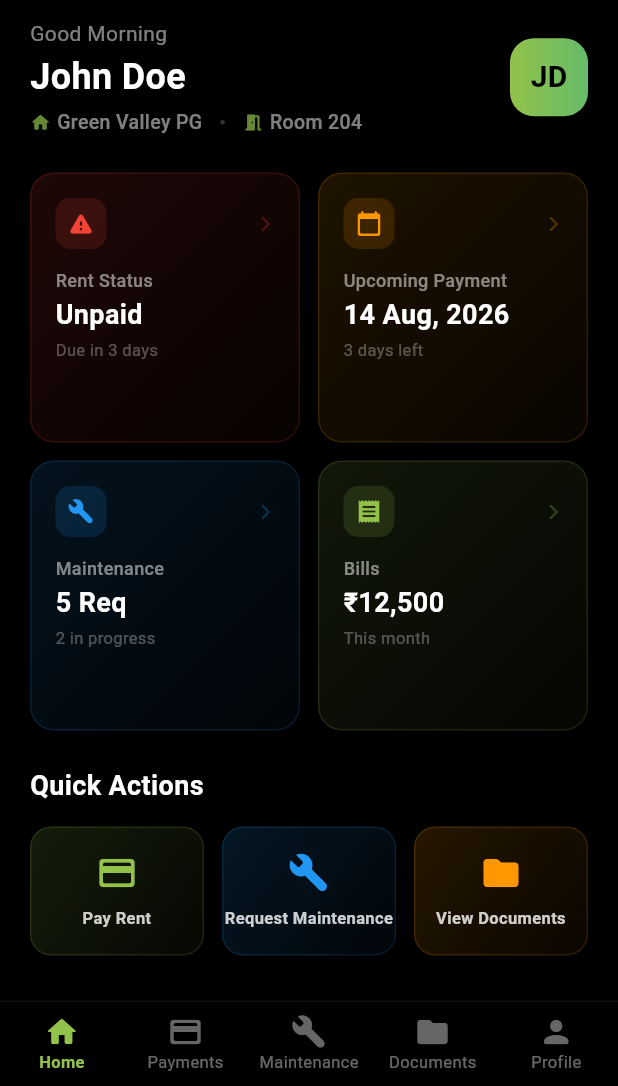
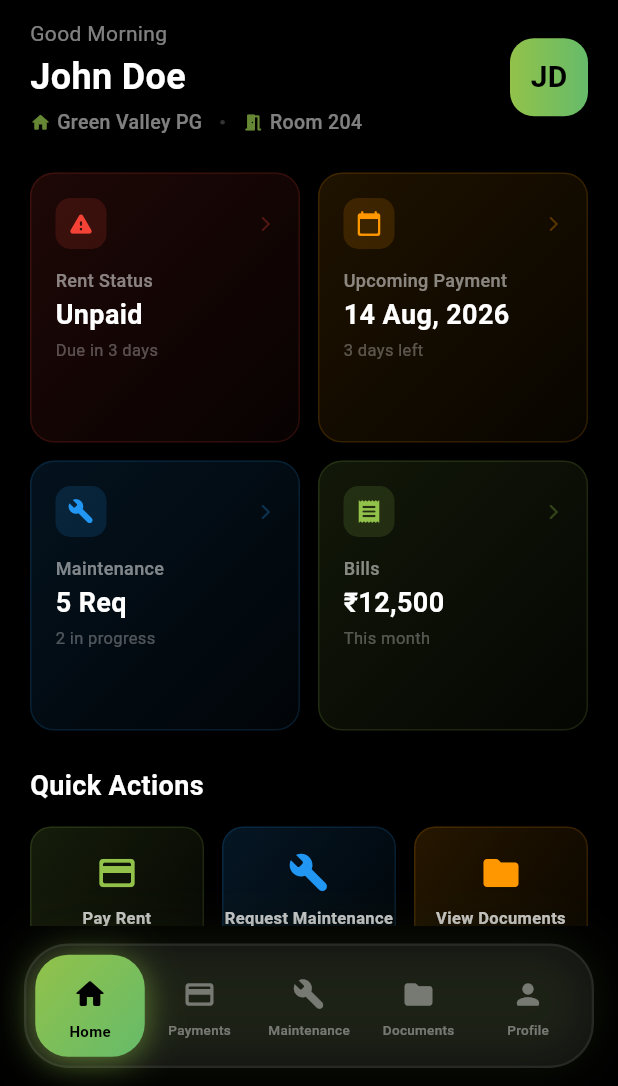
Before and after one commit to MohammedShehe/livinkey, a Flutter app: the TenantScreen screen opened directly, on a phone screen of 412 x 824 dp, the part 150-1236 px from its top. Run offline on Flutter 3.47's test engine with Material 3 defaults, Android fonts, the phone set to English and light mode, and no system bars; our stand-ins replace audioplayers, font_awesome_flutter, image_picker.

Commit message:
Added beter tabs style

```diff
--- a/lib/screens/tenant/tenant_screen.dart
+++ b/lib/screens/tenant/tenant_screen.dart
@@ -53,6 +53,90 @@ class TenantScreenState extends State<TenantScreen> {
       );
     }
     HapticFeedback.lightImpact();
+  }
+
+  // Helper methods for floating tabs
+  IconData _getIcon(int index) {
+    const icons = [
+      Icons.home_rounded,
+      Icons.payment_rounded,
+      Icons.build_rounded,
+      Icons.folder_rounded,
+      Icons.person_rounded,
+    ];
+    return icons[index];
+  }
+
+  String _getLabel(int index) {
+    const labels = ['Home', 'Payments', 'Maintenance', 'Documents', 'Profile'];
+    return labels[index];
+  }
+
+  Widget _buildFloatingTab({
+    required IconData icon,
+    required String label,
+    required bool isSelected,
+    required VoidCallback onTap,
+  }) {
+    return Expanded(
+      child: GestureDetector(
+        onTap: onTap,
+        child: AnimatedContainer(
+          duration: const Duration(milliseconds: 350),
+          curve: Curves.easeOutCubic,
+          padding: const EdgeInsets.symmetric(vertical: 10, horizontal: 4),
+          decoration: BoxDecoration(
+            gradient: isSelected
+                ? const LinearGradient(
+                    colors: [kLivinkeyGreen, Color(0xFF66BB6A)],
+                    begin: Alignment.topLeft,
+                    end: Alignment.bottomRight,
+                  )
+                : null,
+            borderRadius: BorderRadius.circular(22),
+            boxShadow: isSelected
+                ? [
+                    BoxShadow(
+                      color: kLivinkeyGreen.withOpacity(0.4),
+                      blurRadius: 16,
+                      offset: const Offset(0, 4),
+                    ),
+                    BoxShadow(
+                      color: kLivinkeyGreen.withOpacity(0.2),
+                      blurRadius: 24,
+                      offset: const Offset(0, 0),
+                    ),
+                  ]
+                : null,
+          ),
+          child: Column(
+            mainAxisSize: MainAxisSize.min,
+            children: [
+              AnimatedContainer(
+                duration: const Duration(milliseconds: 300),
+                curve: Curves.easeOutCubic,
+                padding: const EdgeInsets.all(4),
+                child: Icon(
+                  icon,
+                  color: isSelected ? Colors.black : Colors.white.withOpacity(0.4),
+                  size: isSelected ? 24 : 22,
+                ),
+              ),
+              const SizedBox(height: 2),
+              Text(
+                label,
+                style: TextStyle(
+                  color: isSelected ? Colors.black : Colors.white.withOpacity(0.4),
+                  fontSize: isSelected ? 10 : 9,
+                  fontWeight: isSelected ? FontWeight.w700 : FontWeight.w500,
+                  letterSpacing: 0.2,
+                ),
+              ),
+            ],
+          ),
+        ),
+      ),
+    );
   }
 
   @override
@@ -135,54 +219,39 @@ class TenantScreenState extends State<TenantScreen> {
         ],
       ),
       bottomNavigationBar: Container(
+        margin: const EdgeInsets.symmetric(horizontal: 16, vertical: 12),
+        padding: const EdgeInsets.all(6),
         decoration: BoxDecoration(
-          border: Border(
-            top: BorderSide(
-              color: Colors.white.withOpacity(0.05),
-              width: 1,
+          color: Colors.white.withOpacity(0.06),
+          borderRadius: BorderRadius.circular(30),
+          border: Border.all(
+            color: Colors.white.withOpacity(0.08),
+            width: 1.5,
+          ),
+          boxShadow: [
+            BoxShadow(
+              color: Colors.black.withOpacity(0.4),
+              blurRadius: 25,
+              offset: const Offset(0, -5),
             ),
-          ),
-        ),
-        child: BottomNavigationBar(
-          currentIndex: _selectedIndex,
-          onTap: (index) {
-            navigateToTab(index);
-          },
-          backgroundColor: kLivinkeyBlack,
-          selectedItemColor: kLivinkeyGreen,
-          unselectedItemColor: Colors.white.withOpacity(0.4),
-          selectedLabelStyle: const TextStyle(
-            fontWeight: FontWeight.w600,
-            fontSize: 11,
-          ),
-          unselectedLabelStyle: const TextStyle(
-            fontWeight: FontWeight.w400,
-            fontSize: 11,
-          ),
-          type: BottomNavigationBarType.fixed,
-          elevation: 0,
-          items: const [
-            BottomNavigationBarItem(
-              icon: Icon(Icons.home_rounded),
-              label: 'Home',
-            ),
-            BottomNavigationBarItem(
-              icon: Icon(Icons.payment_rounded),
-              label: 'Payments',
-            ),
-            BottomNavigationBarItem(
-              icon: Icon(Icons.build_rounded),
-              label: 'Maintenance',
-            ),
-            BottomNavigationBarItem(
-              icon: Icon(Icons.folder_rounded),
-              label: 'Documents',
-            ),
-            BottomNavigationBarItem(
-              icon: Icon(Icons.person_rounded),
-              label: 'Profile',
+            BoxShadow(
+              color: kLivinkeyGreen.withOpacity(0.1),
+              blurRadius: 30,
+              offset: const Offset(0, -2),
             ),
           ],
+        ),
+        child: Row(
+          mainAxisAlignment: MainAxisAlignment.spaceEvenly,
+          children: List.generate(_screens.length, (index) {
+            final isSelected = _selectedIndex == index;
+            return _buildFloatingTab(
+              icon: _getIcon(index),
+              label: _getLabel(index),
+              isSelected: isSelected,
+              onTap: () => navigateToTab(index),
+            );
+          }),
         ),
       ),
     );
```
Also changed, not shown: lib/screens/guest/guest_screen.dart (+111 -34 lines).
